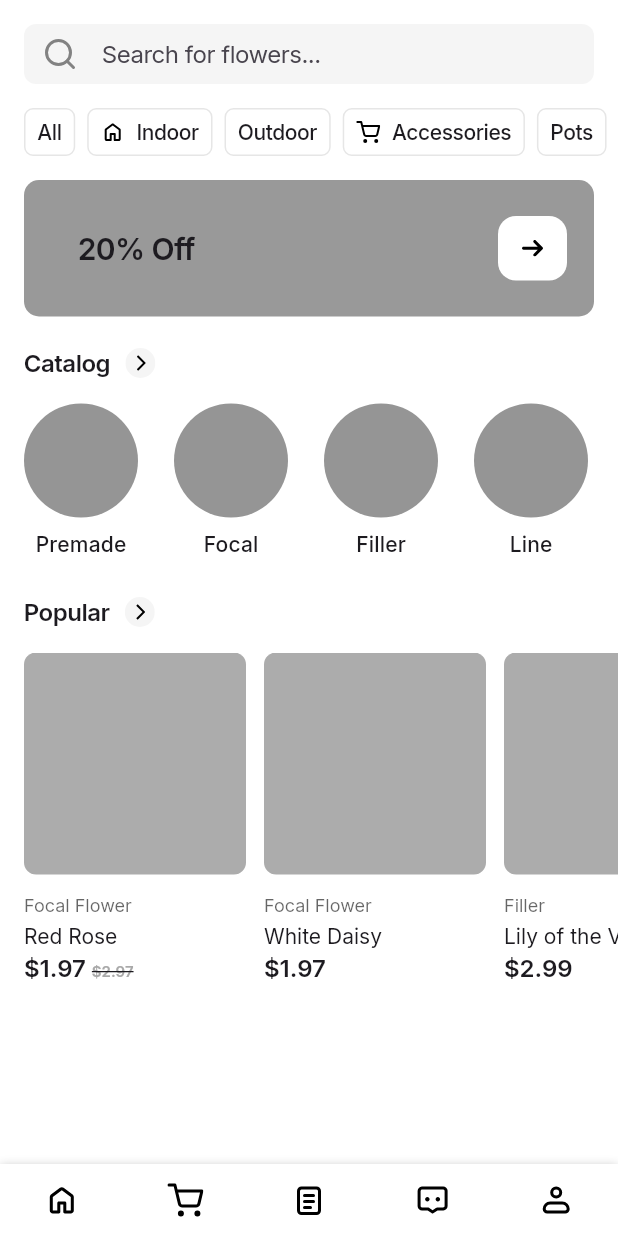
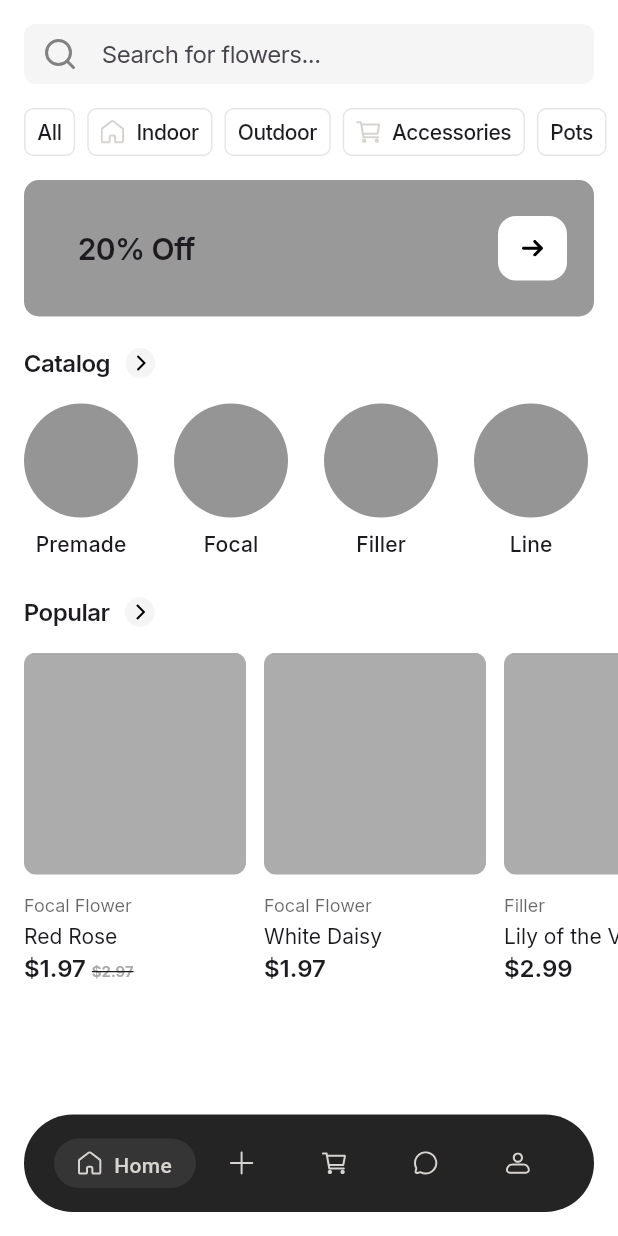
Before and after one commit to myuma24/flora, a Flutter app: the screen it shows after launch, on a phone screen of 412 x 824 dp. Run offline on Flutter 3.47's test engine with Material 3 defaults, Android fonts, the phone set to English and light mode, and no system bars; our stand-ins replace flutter_svg, go_router, google_fonts.

Commit message:
updated navbar design

```diff
--- a/lib/main.dart
+++ b/lib/main.dart
@@ -28,16 +28,16 @@ final GoRouter _router = GoRouter(
         StatefulShellBranch(
           routes: [
             GoRoute(
-              path: '/cart',
-              builder: (context, state) => const CartPage(),
+              path: '/orders',
+              builder: (context, state) => const OrdersPage(),
             ),
           ],
         ),
         StatefulShellBranch(
           routes: [
             GoRoute(
-              path: '/orders',
-              builder: (context, state) => const OrdersPage(),
+              path: '/cart',
+              builder: (context, state) => const CartPage(),
             ),
           ],
         ),
@@ -72,7 +72,7 @@ class MyApp extends StatelessWidget {
       theme: ThemeData(
         colorScheme: ColorScheme.fromSeed(seedColor: Colors.deepPurple),
         useMaterial3: true,
-        textTheme: GoogleFonts.interTextTheme(),
+        textTheme: GoogleFonts.googleSansFlexTextTheme(),
       ),
       routerConfig: _router,
     );
--- a/lib/pages/home_layout_page.dart
+++ b/lib/pages/home_layout_page.dart
@@ -12,7 +12,7 @@ class HomeLayoutPage extends StatelessWidget {
   Widget build(BuildContext context) {
     return Scaffold(
       backgroundColor: AppColors.pageBackground,
-      // Hardcoded to HomePage for now until the router is set up!
+      extendBody: true,
       body: navigationShell,
       bottomNavigationBar: BottomNav(navigationShell: navigationShell),
     );
--- a/lib/pages/home_page.dart
+++ b/lib/pages/home_page.dart
@@ -15,7 +15,7 @@ const List<Map<String, String>> categoryData = [
     "label": "Indoor",
   }, // using icons you already have as examples!
   {"label": "Outdoor"},
-  {"icon": "cart-shopping", "label": "Accessories"},
+  {"icon": "cart", "label": "Accessories"},
   {"label": "Pots"},
 ];
 
--- a/lib/widgets/bottom_nav/bottom_nav.dart
+++ b/lib/widgets/bottom_nav/bottom_nav.dart
@@ -1,6 +1,5 @@
-import 'package:flora/constants/app_colors.dart';
 import 'package:flutter/material.dart';
-import 'package:flora/widgets/app_icon.dart';
+import 'package:flora/widgets/bottom_nav/nav_button.dart';
 import 'package:go_router/go_router.dart';
 
 class BottomNav extends StatelessWidget {
@@ -10,59 +9,61 @@ class BottomNav extends StatelessWidget {
 
   @override
   Widget build(BuildContext context) {
-    return Container(
+    final int currentIndex = navigationShell.currentIndex;
+
+    return SafeArea(
+      child: Padding(
+        padding: const EdgeInsets.fromLTRB(16.0, 0.0, 16.0, 16.0),
+        child: Container(
+          height: 65.0,
           decoration: const BoxDecoration(
-        color: AppColors.pageBackground,
-        boxShadow: [
-          BoxShadow(
-            color: Color.fromARGB(63, 0, 0, 0),
-            blurRadius: 5,
-            offset: Offset(0, 1),
+            color: Color(0xFF242424),
+            borderRadius: BorderRadius.all(Radius.circular(999.0)),
           ),
+          child: Padding(
+            padding: const EdgeInsets.symmetric(horizontal: 20.0),
+            child: Row(
+              children: [
+                _buildNavItem(0, "home", "Home", currentIndex),
+                _buildNavItem(1, "build", "Build", currentIndex),
+                _buildNavItem(2, "cart", "Cart", currentIndex),
+                _buildNavItem(3, "chat", "Chat", currentIndex),
+                _buildNavItem(4, "profile", "Profile", currentIndex),
               ],
             ),
-      child: SafeArea(
-        child: Row(
-          mainAxisAlignment: MainAxisAlignment.spaceAround,
-          children: [
-            GestureDetector(
-              onTap: () => navigationShell.goBranch(0),
-              child: const Padding(
-                padding: EdgeInsets.symmetric(vertical: 12.0),
-                child: AppIcon("home"),
           ),
         ),
-            GestureDetector(
-              onTap: () => navigationShell.goBranch(1),
-              child: const Padding(
-                padding: EdgeInsets.symmetric(vertical: 12.0),
-                child: AppIcon("cart-shopping"),
       ),
+    );
+  }
+
+  Widget _buildNavItem(int index, String icon, String label, int currentIndex) {
+    final isSelected = currentIndex == index;
+    final navButton = NavButton(icon: icon, label: label, selected: isSelected);
+
+    if (isSelected) {
+      return GestureDetector(
+        behavior: HitTestBehavior.opaque,
+        onTap: () => navigationShell.goBranch(index),
+        child: Padding(
+          padding: const EdgeInsets.symmetric(vertical: 16.0),
+          child: navButton,
         ),
-            GestureDetector(
-              onTap: () => navigationShell.goBranch(2),
-              child: const Padding(
-                padding: EdgeInsets.symmetric(vertical: 12.0),
-                child: AppIcon("order"),
+      );
+    } else {
+      return Expanded(
+        child: GestureDetector(
+          behavior: HitTestBehavior.opaque,
+          onTap: () => navigationShell.goBranch(index),
+          child: Align(
+            alignment: Alignment.center,
+            child: Padding(
+              padding: const EdgeInsets.symmetric(vertical: 16.0),
+              child: navButton,
             ),
-            ),
-            GestureDetector(
-              onTap: () => navigationShell.goBranch(3),
-              child: const Padding(
-                padding: EdgeInsets.symmetric(vertical: 12.0),
-                child: AppIcon("message"),
-              ),
-            ),
-            GestureDetector(
-              onTap: () => navigationShell.goBranch(4),
-              child: const Padding(
-                padding: EdgeInsets.symmetric(vertical: 12.0),
-                child: AppIcon("profile"),
-              ),
-            ),
-          ],
           ),
         ),
       );
     }
   }
+}
--- /dev/null
+++ b/lib/widgets/bottom_nav/nav_button.dart
@@ -0,0 +1,49 @@
+import 'package:flutter/material.dart';
+import 'package:flora/widgets/app_icon.dart';
+import 'package:google_fonts/google_fonts.dart';
+
+class NavButton extends StatelessWidget {
+  final String icon;
+  final String label;
+  final bool selected;
+
+  const NavButton({
+    super.key,
+    required this.icon,
+    required this.label,
+    required this.selected,
+  });
+
+  @override
+  Widget build(BuildContext context) {
+    const textColor = Color(0xFFD7D3CF);
+
+    if (selected) {
+      return Container(
+        decoration: BoxDecoration(
+          color: const Color(0xFF353535),
+          borderRadius: BorderRadius.circular(999.0),
+        ),
+        child: Padding(
+          padding: const EdgeInsets.symmetric(vertical: 8.0, horizontal: 16.0),
+          child: Row(
+            mainAxisSize: MainAxisSize.min,
+            children: [
+              AppIcon(icon, color: textColor, size: 16.0),
+              const SizedBox(width: 8.0),
+              Text(
+                label,
+                style: GoogleFonts.googleSansFlex(
+                  color: textColor,
+                  fontWeight: FontWeight.w500,
+                ),
+              ),
+            ],
+          ),
+        ),
+      );
+    } else {
+      return AppIcon(icon, color: textColor, size: 16.0);
+    }
+  }
+}
```
Also changed, not shown: assets/icons/build.svg (added), assets/icons/cart-shopping.svg (deleted), assets/icons/cart.svg (added), assets/icons/chat.svg (added), assets/icons/home.svg, assets/icons/message.svg (deleted), assets/icons/profile.svg, pubspec.lock, 3 other files. Lines whose indentation alone changed are shown as unchanged.
